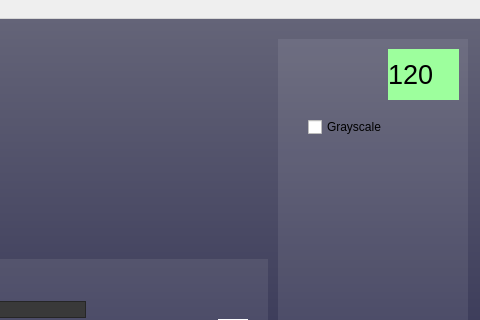
Before: the Qt Designer form pttvj/mainwindow.ui in monptt/pttvj, drawn with Qt 5; both pictures show x 322 to 802 and y 0 to 320 of the 802 by 673 pixel window.
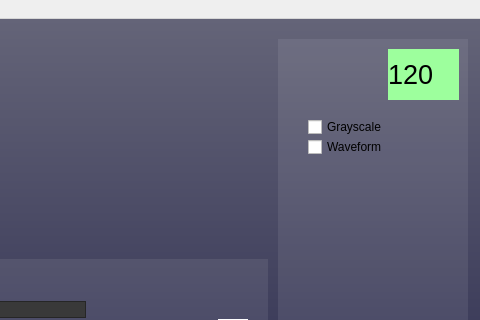
After: the same form once the commit is applied.

Patch:
```diff
--- a/pttvj/mainwindow.ui
+++ b/pttvj/mainwindow.ui
@@ -281,6 +281,25 @@
       </size>
      </property>
     </widget>
+    <widget class="QCheckBox" name="checkWaveform">
+     <property name="geometry">
+      <rect>
+       <x>30</x>
+       <y>100</y>
+       <width>75</width>
+       <height>16</height>
+      </rect>
+     </property>
+     <property name="text">
+      <string>Waveform</string>
+     </property>
+     <property name="iconSize">
+      <size>
+       <width>16</width>
+       <height>16</height>
+      </size>
+     </property>
+    </widget>
    </widget>
   </widget>
   <widget class="QMenuBar" name="menubar">
```
